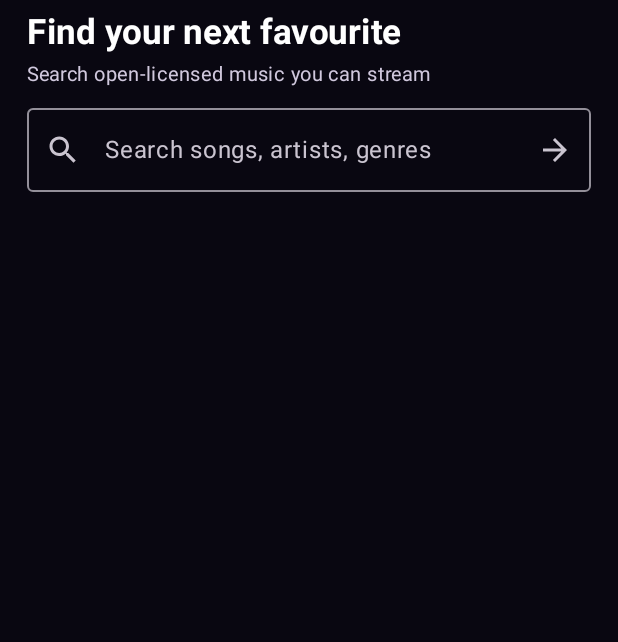
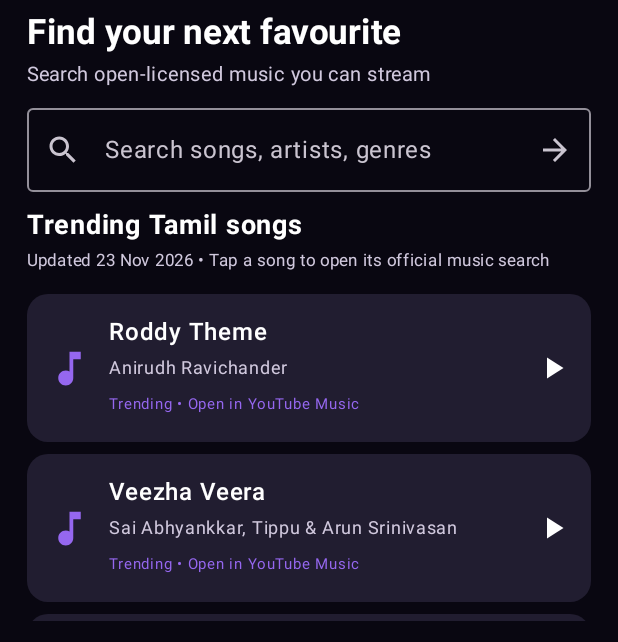
Before and after one commit to darshan-raj-christeen/sound-of-souls, an Android app built with Jetpack Compose: the screen it shows after launch (MainActivity), on a phone screen of 412 x 824 dp, the part 594-1236 px from its top. Run offline under Robolectric (Android 15) with nearby library versions, the phone set to English and light mode, and no system bars.

Commit message:
Add trending Tamil songs to Discover online

```diff
--- a/app/src/main/java/com/soundofsouls/player/MainActivity.kt
+++ b/app/src/main/java/com/soundofsouls/player/MainActivity.kt
@@ -152,6 +152,7 @@ class MainActivity : ComponentActivity() {
                 onTabChange = { selectedTab = it },
                 onSongClick = { playLocalSong(it) },
                 onFeaturedSongClick = { builtInSongs.firstOrNull { it.title.equals("Radhimaa", ignoreCase = true) }?.let { playLocalSong(it) } },
+                onTrendingSongClick = { openTamilMusicCategory(it) },
                 onOnlineSongClick = { playOnlineSong(it) },
                 onPlayPause = { togglePlayback() },
                 onLyricsClick = { showLyrics = true; if (lyricsText == null && !lyricsLoading) findLyrics() },
@@ -407,7 +408,8 @@ private fun SoundOfSoulsScreen(
     onSearchQueryChange: (String) -> Unit, onSearch: () -> Unit, onRefresh: () -> Unit,
     onAddMp3: () -> Unit,
     onThemeToggle: () -> Unit, onQualityToggle: () -> Unit, onDolbyAtmosClick: () -> Unit, onTabChange: (AppTab) -> Unit,
-    onSongClick: (LocalSong) -> Unit, onFeaturedSongClick: () -> Unit, onOnlineSongClick: (OnlineSong) -> Unit,
+    onSongClick: (LocalSong) -> Unit, onFeaturedSongClick: () -> Unit,
+    onTrendingSongClick: (String) -> Unit, onOnlineSongClick: (OnlineSong) -> Unit,
     onPlayPause: () -> Unit, onLyricsClick: () -> Unit, onLyricsBack: () -> Unit,
     onSaveLyrics: (String) -> Unit, onSeek: (Long) -> Unit, onNext: () -> Unit, onPrevious: () -> Unit
 ) {
@@ -419,6 +421,16 @@ private fun SoundOfSoulsScreen(
     val fmt: (Long) -> String = { ms -> "%d:%02d".format(ms / 60000, (ms / 1000) % 60) }
     var showLyricsEditor by remember { mutableStateOf(false) }
     var lyricsDraft by remember { mutableStateOf("") }
+    val trendingTamilSongs = listOf(
+        "Roddy Theme" to "Anirudh Ravichander",
+        "Veezha Veera" to "Sai Abhyankkar, Tippu & Arun Srinivasan",
+        "FA FA FA" to "Sai Abhyankkar & Thamizh Aadhavan",
+        "The Wild Theme" to "Sai Abhyankkar & Dhanush",
+        "Alaakaa Loova" to "Sai Abhyankkar & Rokesh",
+        "One Name" to "Anirudh Ravichander & Super Subu",
+        "Radhimaa" to "Sai Abhyankkar, Nargis Teji & Sai Smriti",
+        "Pavazha Malli" to "Sai Abhyankkar & Shruti Haasan"
+    )
 
     MaterialTheme(colorScheme = if (darkMode) darkColorScheme(primary = accent, surface = panel, background = bg)
         else lightColorScheme(primary = accent, surface = panel, background = bg)) {
@@ -587,6 +599,23 @@ private fun SoundOfSoulsScreen(
                                 modifier = Modifier.padding(vertical = 8.dp))
                         }
                         LazyColumn(Modifier.weight(1f), verticalArrangement = Arrangement.spacedBy(8.dp)) {
+                            item {
+                                Column(Modifier.fillMaxWidth().padding(top = 10.dp, bottom = 2.dp)) {
+                                    Text("Trending Tamil songs", color = primaryText, fontSize = 18.sp,
+                                        fontWeight = FontWeight.Bold)
+                                    Text("Updated 23 Nov 2026 • Tap a song to open its official music search",
+                                        color = secondaryText, fontSize = 11.sp)
+                                }
+                            }
+                            items(trendingTamilSongs, key = { it.first }) { (title, artist) ->
+                                SongRow(title, artist, "Trending • Open in YouTube Music", panel, primaryText, secondaryText, accent) {
+                                    onTrendingSongClick("$title $artist")
+                                }
+                            }
+                            item {
+                                Text("Open-licensed tracks", color = primaryText, fontSize = 18.sp,
+                                    fontWeight = FontWeight.Bold, modifier = Modifier.padding(top = 12.dp))
+                            }
                             items(onlineSongs, key = { it.identifier + it.streamUrl }) { song ->
                                 SongRow(song.title, song.artist, "Open-licensed • Internet Archive", panel, primaryText, secondaryText, accent) {
                                     onOnlineSongClick(song)
```
